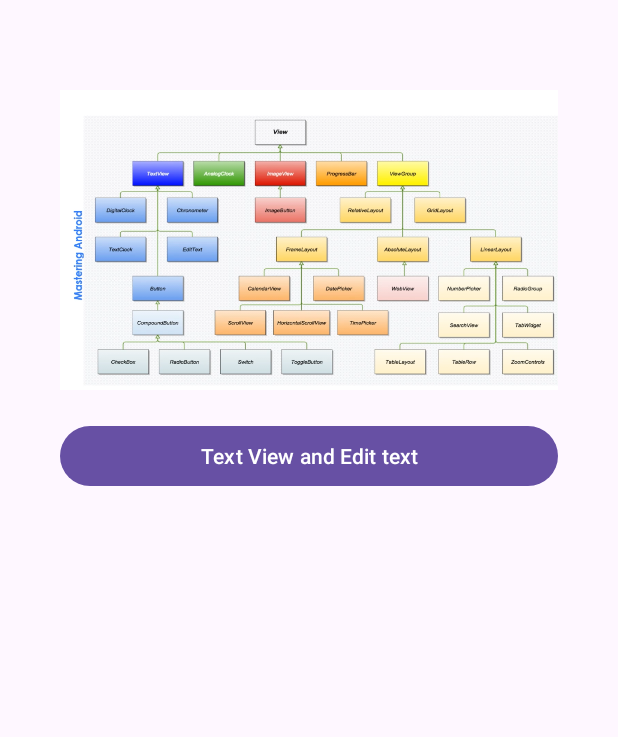
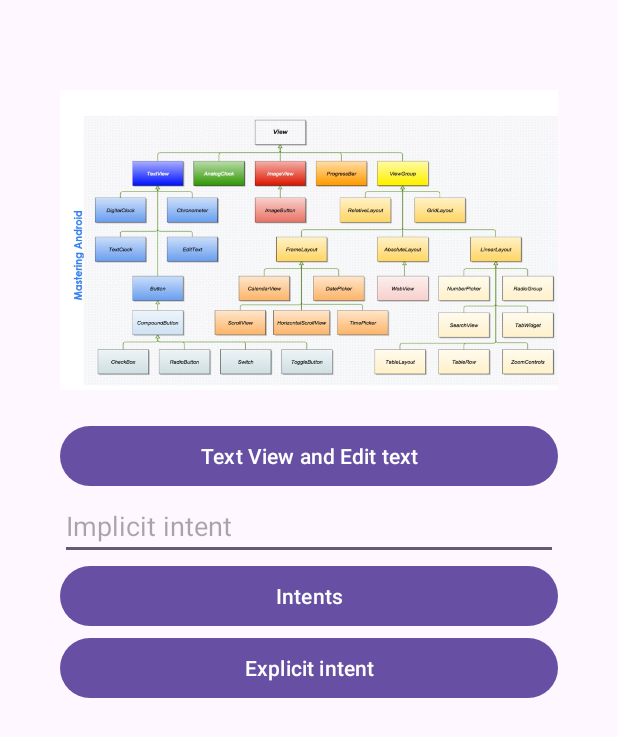
Before and after one commit to rohitbalage/global_android_development_kotlin, an Android app: the uiComponents screen opened directly, with no data from a screen before it, on a phone screen of 412 x 824 dp. Shown: the top 737 px of the screen. Run offline under Robolectric (Android 15) with nearby library versions, the phone set to English and light mode, and no system bars.

Commit message:
added intents

```diff
--- a/app/build.gradle
+++ b/app/build.gradle
@@ -1,6 +1,7 @@
 plugins {
     id 'com.android.application'
     id 'org.jetbrains.kotlin.android'
+    id 'com.google.android.libraries.mapsplatform.secrets-gradle-plugin'
 }
 
 android {
@@ -30,6 +31,9 @@ android {
     kotlinOptions {
         jvmTarget = '1.8'
     }
+    buildFeatures {
+        viewBinding true
+    }
 }
 
 dependencies {
@@ -38,6 +42,7 @@ dependencies {
     implementation 'androidx.appcompat:appcompat:1.6.1'
     implementation 'com.google.android.material:material:1.11.0'
     implementation 'androidx.constraintlayout:constraintlayout:2.1.4'
+    implementation 'com.google.android.gms:play-services-maps:18.2.0'
     testImplementation 'junit:junit:4.13.2'
     androidTestImplementation 'androidx.test.ext:junit:1.1.5'
     androidTestImplementation 'androidx.test.espresso:espresso-core:3.5.1'
--- a/app/src/main/java/com/rrbofficial/androiduipracticekotlin/uiComponents.kt
+++ b/app/src/main/java/com/rrbofficial/androiduipracticekotlin/uiComponents.kt
@@ -1,15 +1,49 @@
 package com.rrbofficial.androiduipracticekotlin
 
 import android.content.Intent
+import android.net.Uri
 import androidx.appcompat.app.AppCompatActivity
 import android.os.Bundle
 import android.view.View
 import android.widget.Button
+import android.widget.EditText
 
 class uiComponents : AppCompatActivity() {
     override fun onCreate(savedInstanceState: Bundle?) {
         super.onCreate(savedInstanceState)
         setContentView(R.layout.activity_ui_components)
+
+  // Implicit intent
+        var implicitBtn : Button = findViewById(R.id.implicitBtn)
+
+        var explicitBtn : Button = findViewById(R.id.explicitBtn)
+
+        val edittext : EditText = findViewById(R.id.implicitIntentText)
+
+        implicitBtn.setOnClickListener()
+        {
+        // Implicit Intent
+            val str = edittext.text.toString()
+            // Create the Intent object of this class Context() to Second_activity class
+            val intent = Intent(applicationContext, implicitIntent::class.java)
+            // now by putExtra method put the value in key, value pair key is
+            // message_key by this key we will receive the value, and put the string
+            intent.putExtra("value", str)
+            // start the Intent
+            startActivity(intent)
+        }
+
+        explicitBtn.setOnClickListener()
+        {
+        // Explicit Intent
+            val str = edittext.text.toString()
+            var i :Intent = Intent(this,explicitIntent::class.java)
+            // Passing data:
+            i.putExtra("value",str)
+            startActivity(i)
+
+        }
+
     }
 
     fun GoToTextAndEditText(view: View) {
--- a/app/src/main/res/layout/activity_ui_components.xml
+++ b/app/src/main/res/layout/activity_ui_components.xml
@@ -26,6 +26,7 @@
                 android:id="@+id/imageView2"
                 android:layout_width="match_parent"
                 android:layout_height="200dp"
+                android:contentDescription="@string/viewgroupimage"
                 android:background="@drawable/imageview"
                  />
 
@@ -34,7 +35,7 @@
                 android:layout_marginTop="20dp"
                 android:layout_width="match_parent"
                 android:layout_height="wrap_content"
-                android:text="Text View and Edit text"
+                android:text="@string/text_view_and_edit_text"
                 app:layout_constraintBottom_toBottomOf="parent"
                 app:layout_constraintEnd_toEndOf="parent"
                 app:layout_constraintStart_toStartOf="parent"
@@ -42,6 +43,27 @@
                 android:onClick="GoToTextAndEditText"
                 app:layout_constraintVertical_bias="0.05" />
 
+            <EditText
+                android:id="@+id/implicitIntentText"
+                android:layout_width="match_parent"
+                android:layout_height="wrap_content"
+                android:hint="Implicit intent"
+                android:ems="10"
+                android:inputType="text"
+                 />
+
+            <Button
+                android:id="@+id/implicitBtn"
+                android:layout_width="match_parent"
+                android:layout_height="wrap_content"
+                android:text="@string/intents" />
+
+
+            <Button
+                android:id="@+id/explicitBtn"
+                android:layout_width="match_parent"
+                android:layout_height="wrap_content"
+                android:text="Explicit intent" />
 
 
         </LinearLayout>
--- a/app/src/main/res/values/strings.xml
+++ b/app/src/main/res/values/strings.xml
@@ -1,4 +1,8 @@
 <resources>
     <string name="app_name">android ui practice kotlin</string>
     <string name="KotlinUI">Kotlin UI Design</string>
+    <string name="title_activity_google_maps">GoogleMaps</string>
+    <string name="viewgroupimage">this is viewgroup in Android</string>
+    <string name="intents">Intents</string>
+    <string name="text_view_and_edit_text">Text View and Edit text</string>
 </resources>
--- a/build.gradle
+++ b/build.gradle
@@ -2,4 +2,5 @@
 plugins {
 id 'com.android.application' version '8.2.1' apply false
     id 'org.jetbrains.kotlin.android' version '1.9.22' apply false
+    id 'com.google.android.libraries.mapsplatform.secrets-gradle-plugin' version '2.0.1' apply false
 }
```
Also changed, not shown: app/src/main/AndroidManifest.xml (+25 -0 lines), app/src/main/java/com/rrbofficial/androiduipracticekotlin/GoogleMaps.kt (added, +48 -0 lines), app/src/main/java/com/rrbofficial/androiduipracticekotlin/explicitIntent.kt (added, +23 -0 lines), app/src/main/java/com/rrbofficial/androiduipracticekotlin/implicitIntent.kt (added, +27 -0 lines), app/src/main/res/layout/activity_explicit_intent.xml (added, +21 -0 lines), app/src/main/res/layout/activity_google_maps.xml (added, +9 -0 lines), app/src/main/res/layout/activity_implicit_intent.xml (added, +20 -0 lines).
